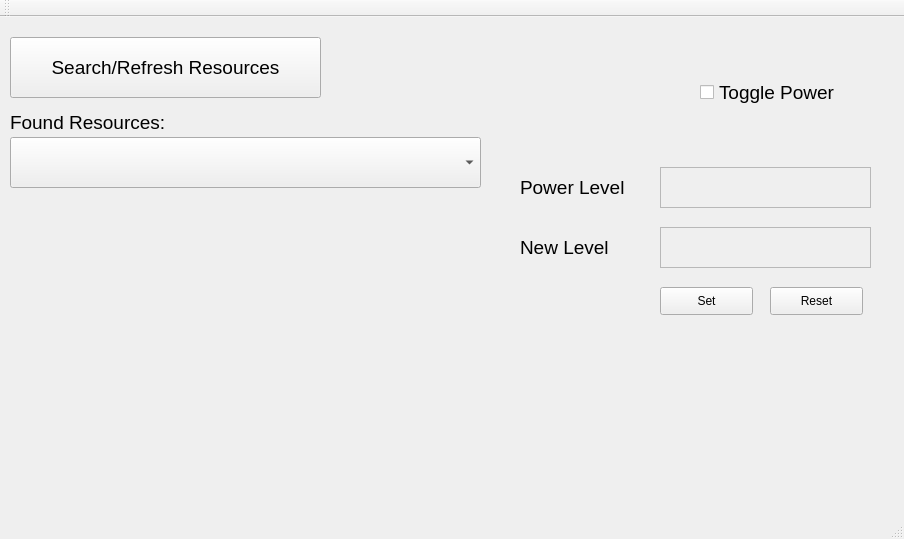
First picture: the form in src/mainwindow.ui, repository shattered97/OSICS_Interface, before the edit.
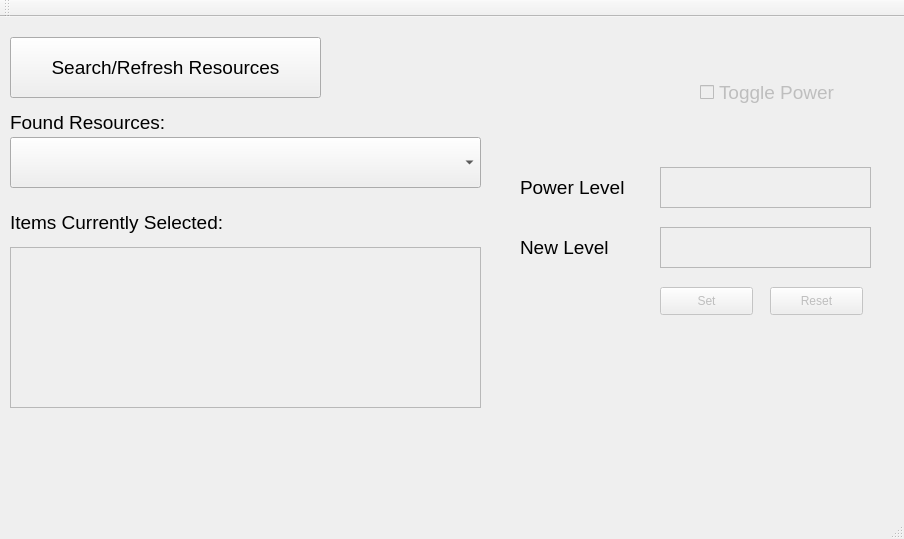
Second picture: the form after the edit.

Diff of the .ui file:
```diff
--- a/src/mainwindow.ui
+++ b/src/mainwindow.ui
@@ -113,6 +113,9 @@
     </property>
    </widget>
    <widget class="QPushButton" name="setNewLevelBtn">
+    <property name="enabled">
+     <bool>false</bool>
+    </property>
     <property name="geometry">
      <rect>
       <x>660</x>
@@ -126,6 +129,9 @@
     </property>
    </widget>
    <widget class="QPushButton" name="resetNewLevelBtn">
+    <property name="enabled">
+     <bool>false</bool>
+    </property>
     <property name="geometry">
      <rect>
       <x>770</x>
@@ -140,7 +146,7 @@
    </widget>
    <widget class="QCheckBox" name="powerToggle">
     <property name="enabled">
-     <bool>true</bool>
+     <bool>false</bool>
     </property>
     <property name="geometry">
      <rect>
@@ -190,6 +196,37 @@
      <string>Search/Refresh Resources</string>
     </property>
    </widget>
+   <widget class="QLabel" name="label_4">
+    <property name="geometry">
+     <rect>
+      <x>10</x>
+      <y>190</y>
+      <width>251</width>
+      <height>31</height>
+     </rect>
+    </property>
+    <property name="font">
+     <font>
+      <pointsize>14</pointsize>
+     </font>
+    </property>
+    <property name="text">
+     <string>Items Currently Selected:</string>
+    </property>
+   </widget>
+   <widget class="QListWidget" name="listWidget">
+    <property name="enabled">
+     <bool>false</bool>
+    </property>
+    <property name="geometry">
+     <rect>
+      <x>10</x>
+      <y>230</y>
+      <width>471</width>
+      <height>161</height>
+     </rect>
+    </property>
+   </widget>
   </widget>
   <widget class="QMenuBar" name="menuBar">
    <property name="geometry">
```
